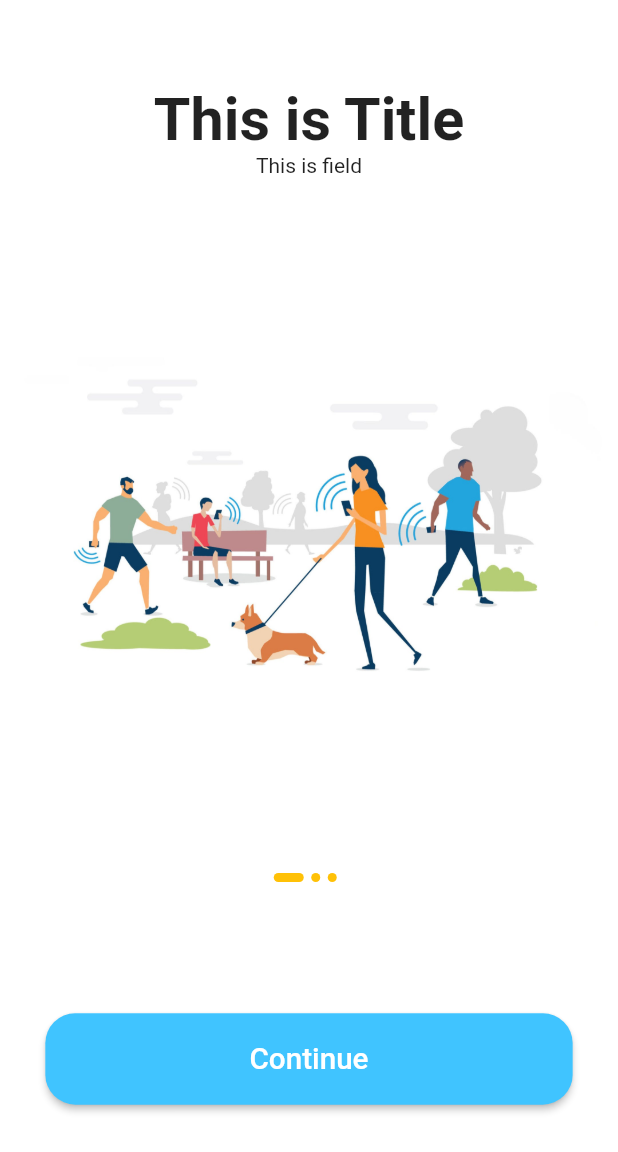
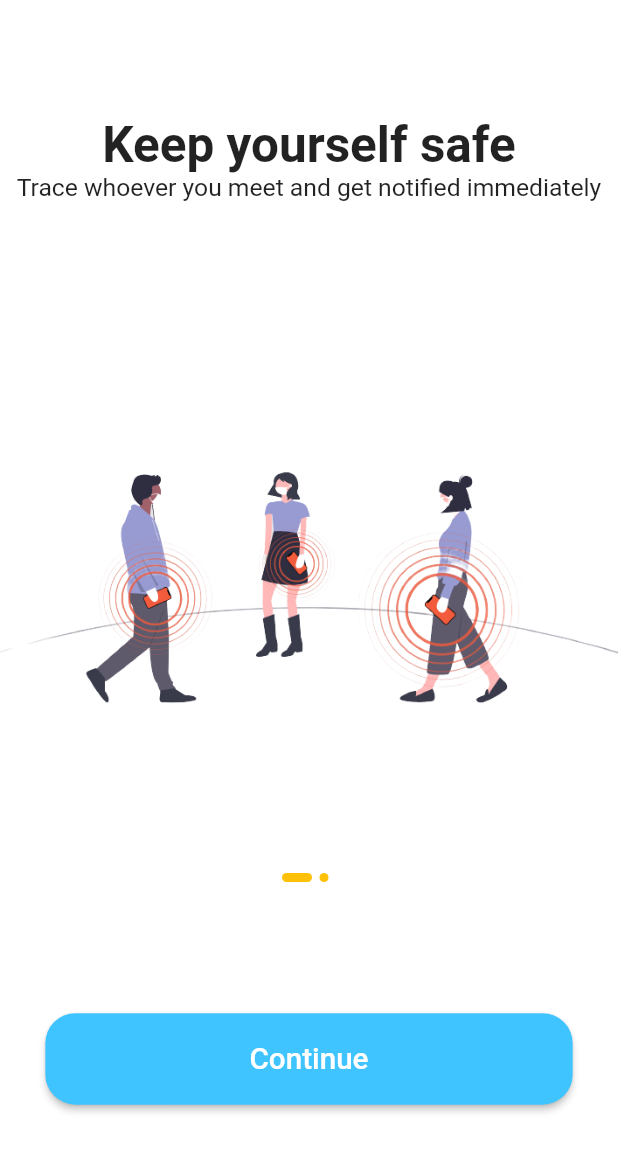
Before and after one commit to jh-tan/tracenow, a Flutter app: the screen it shows after launch, on a phone screen of 412 x 824 dp. Shown: the top 1152 px of the screen. Run offline on Flutter 3.47's test engine with Material 2 defaults, Android fonts, the phone set to English and light mode, and no system bars; our stand-ins replace cloud_firestore, firebase_auth, firebase_core, flutter_blue, flutter_local_notifications, flutter_native_splash and 5 more; missing offline and left inert: beacon_broadcast, flutter_beacon; accounts and stored records are empty; generated files the repository leaves out were written again.

Commit message:
fix onboard

```diff
--- a/lib/models/onboard_screen_data.dart
+++ b/lib/models/onboard_screen_data.dart
@@ -2,15 +2,13 @@ import 'package:tracenow/screens/onboard.dart';
 
 final OnBoardData = [
   {
-    "text": "This is field",
-    "image": "assets/onboard_1.jpg",
-  },
-  {
-    "text": "This is field",
+    "title": "Keep yourself safe",
+    "text": "Trace whoever you meet and get notified immediately",
     "image": "assets/onboard_2.png",
   },
   {
-    "text": "This is field",
+    "title": "Protect your privacy",
+    "text": "Your privacy is our concern.",
     "image": "assets/onboard_privacy.png",
   },
 ];
--- a/lib/widgets/onboard_body.dart
+++ b/lib/widgets/onboard_body.dart
@@ -33,6 +33,7 @@ class _OnBoardBodyState extends State<OnBoardBody> {
                 },
                 itemCount: OnBoardData.length,
                 itemBuilder: (context, index) => OnBoardContent(
+                      title: OnBoardData[index]["title"],
                       text: OnBoardData[index]["text"],
                       image: OnBoardData[index]["image"],
                     )),
--- a/lib/widgets/onboard_content.dart
+++ b/lib/widgets/onboard_content.dart
@@ -1,11 +1,16 @@
 import 'package:flutter/material.dart';
+import 'package:sizer/sizer.dart';
 import 'package:tracenow/configs/size_config.dart';
 
 class OnBoardContent extends StatelessWidget {
+  final String? title;
   final String? text;
   final String? image;
   const OnBoardContent({
-    Key? key, required this.text, required this.image,
+    Key? key,
+    required this.title,
+    required this.text,
+    required this.image,
   }) : super(key: key);
 
   @override
@@ -14,19 +19,19 @@ class OnBoardContent extends StatelessWidget {
       children: [
         const Spacer(),
         Text(
-          'This is Title',
-          style: TextStyle(
-              fontSize: SizeConfig().getProportionalScreenWidth(36),
-              fontWeight: FontWeight.bold),
+          title!,
+          style: TextStyle(fontSize: 24.sp, fontWeight: FontWeight.bold),
         ),
-        Text(text!),
+        Text(
+          text!,
+          textAlign: TextAlign.center,
+          style: TextStyle(fontSize: 12.sp),
+        ),
         const Spacer(
           flex: 2,
         ),
         Image.asset(
           image!,
-          // height: SizeConfig().getProportionalScreenHeight(265),
-          // width: SizeConfig().getProportionalScreenWidth(235),
         )
       ],
     );
```
